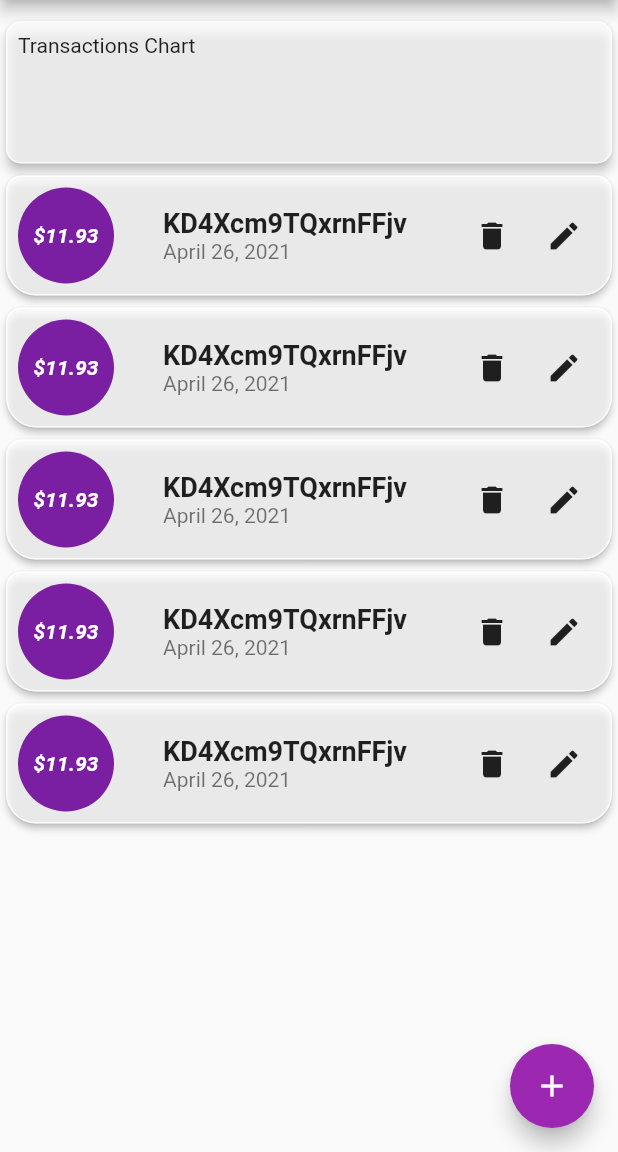
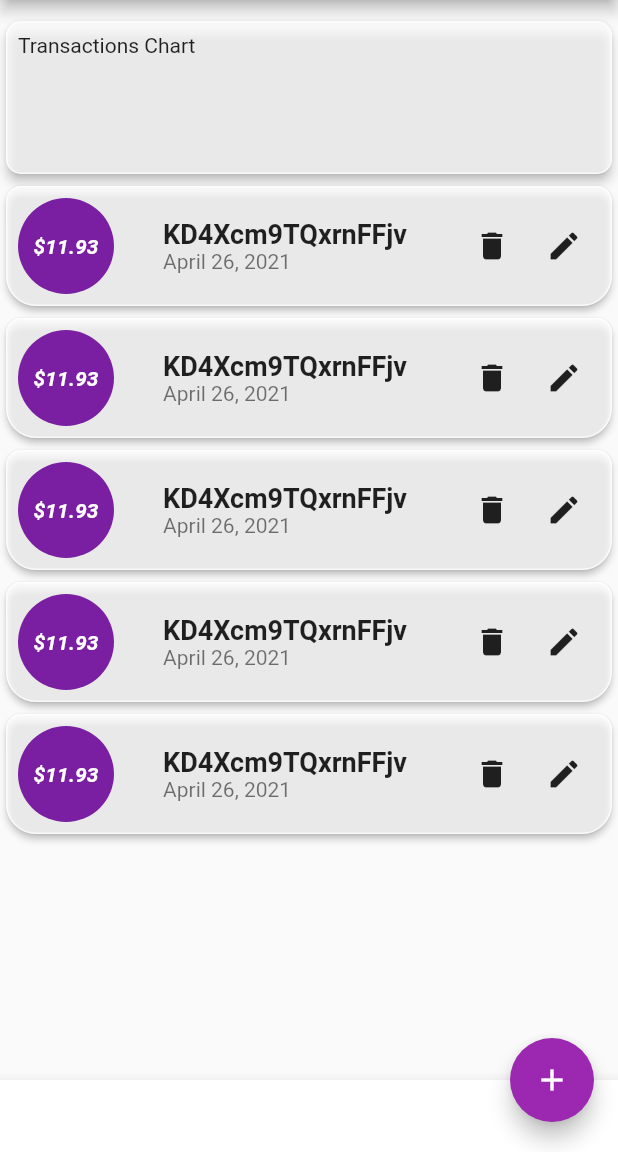
Before and after one commit to reymillenium/expensy_flutter, a Flutter app: the screen it shows after launch, on a phone screen of 412 x 824 dp, the part 84-1236 px from its top. Run offline on Flutter 3.47's test engine with Material 2 defaults, Android fonts, the phone set to English and light mode, and no system bars; our stand-ins replace currency_text_input_formatter, date_time_picker, rflutter_alert.

Commit message:
Added bottom App bar without nav links

```diff
--- a/lib/screens/transactions_screen.dart
+++ b/lib/screens/transactions_screen.dart
@@ -106,10 +106,22 @@
             ),
           ),
 
-          SizedBox(
-            height: 90,
-          )
+          // SizedBox(
+          //   height: 90,
+          // ),
         ],
+      ),
+
+      // Navigation Bar (without nav links)
+      bottomNavigationBar: BottomAppBar(
+        child: Row(
+          children: [
+            IconButton(icon: Icon(null), onPressed: () {}),
+            // Spacer(),
+            // IconButton(icon: Icon(Icons.search), onPressed: () {}),
+            // IconButton(icon: Icon(Icons.more_vert), onPressed: () {}),
+          ],
+        ),
       ),
       floatingActionButton: FloatingActionButton(
         tooltip: 'Increment',
@@ -124,7 +136,8 @@
             ),
           );
         },
-      ), // This trailing comma makes auto-formatting nicer for build methods.
+      ),
+      floatingActionButtonLocation: FloatingActionButtonLocation.endDocked,
     );
   }
 }
```
